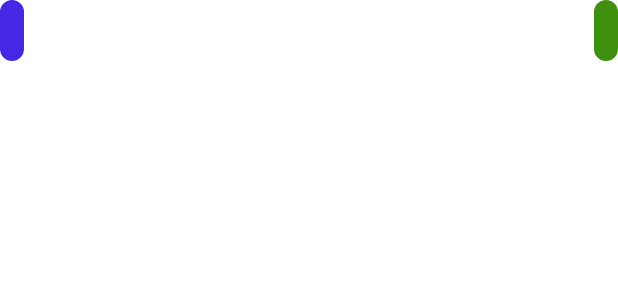
After one commit to rikkewy/GPS_tracker, an Android app: the layout chat_item.xml on its own in the app's theme, with its tools: preview values and no code run, on a phone screen of 412 x 824 dp. The commit adds this screen. Shown: the top 300 px of the screen. Run offline under Robolectric (Android 15) with nearby library versions, the phone set to English and light mode, and no system bars; Roboto replaces fonts that are not available here.

Commit message:
чат гпт

```diff
--- a/app/build.gradle.kts
+++ b/app/build.gradle.kts
@@ -57,4 +57,6 @@ dependencies {
 
     implementation ("com.yandex.android:maps.mobile:4.5.1-lite")
     implementation ("com.android.support:recyclerview-v7:27.1.1")
+
+    implementation("com.squareup.okhttp3:okhttp:4.10.0")
 }
--- a/app/src/main/java/com/example/gpstracker/MyHolderView.java
+++ b/app/src/main/java/com/example/gpstracker/MyHolderView.java
@@ -2,11 +2,12 @@ package com.example.gpstracker;
 
 import android.view.View;
 import android.widget.TextView;
+import android.widget.Toast;
 
 import androidx.annotation.NonNull;
 import androidx.recyclerview.widget.RecyclerView;
 
-public class MyHolderView extends RecyclerView.ViewHolder {
+public class MyHolderView extends RecyclerView.ViewHolder{
 
     TextView dateOfTrainingTV, timeOfTrainingTV, distanceTV, bestSpeedTV, tempOfTrainingTV, stepsTV;
     public MyHolderView(@NonNull View itemView) {
@@ -18,4 +19,5 @@ public class MyHolderView extends RecyclerView.ViewHolder {
         tempOfTrainingTV = itemView.findViewById(R.id.temp_of_training);
         stepsTV = itemView.findViewById(R.id.steps);
     }
+
 }
--- /dev/null
+++ b/app/src/main/res/drawable/rounded_corner.xml
@@ -0,0 +1,7 @@
+<?xml version="1.0" encoding="utf-8"?>
+<shape xmlns:android="http://schemas.android.com/apk/res/android"
+    android:shape="rectangle">
+    <corners android:radius="10dp"/>
+    <stroke android:width="1dp"/>
+    <solid android:color="@color/white"/>
+</shape>
--- /dev/null
+++ b/app/src/main/res/layout/chat_item.xml
@@ -0,0 +1,39 @@
+<?xml version="1.0" encoding="utf-8"?>
+<RelativeLayout xmlns:android="http://schemas.android.com/apk/res/android"
+    android:layout_width="match_parent"
+    android:layout_height="wrap_content">
+
+    <LinearLayout
+        android:layout_width="wrap_content"
+        android:layout_height="wrap_content"
+        android:id="@+id/left_chat_view"
+        android:background="@drawable/rounded_corner"
+        android:backgroundTint="#4428E4"
+        android:padding="8dp"
+        android:layout_marginEnd="80dp">
+        <TextView
+            android:layout_width="wrap_content"
+            android:layout_height="wrap_content"
+            android:id="@+id/left_chat_textview"
+            android:textColor="@color/white"
+            android:textSize="18sp" />
+    </LinearLayout>
+
+    <LinearLayout
+        android:layout_width="wrap_content"
+        android:layout_height="wrap_content"
+        android:id="@+id/right_chat_view"
+        android:background="@drawable/rounded_corner"
+        android:backgroundTint="#3F910D"
+        android:padding="8dp"
+        android:layout_alignParentEnd="true"
+        android:layout_marginStart="80dp">
+        <TextView
+            android:layout_width="wrap_content"
+            android:layout_height="wrap_content"
+            android:id="@+id/right_chat_textview"
+            android:textColor="@color/white"
+            android:textSize="18sp" />
+    </LinearLayout>
+
+</RelativeLayout>
```
Also changed, not shown: app/src/main/AndroidManifest.xml (+9 -7 lines), app/src/main/java/com/example/gpstracker/GPTChat.java (added, +171 -0 lines), app/src/main/java/com/example/gpstracker/Main.java (+18 -1 lines), app/src/main/java/com/example/gpstracker/Message.java (added, +32 -0 lines), app/src/main/java/com/example/gpstracker/MessageAdapter.java (added, +64 -0 lines), app/src/main/java/com/example/gpstracker/MyAdapter.java (+34 -0 lines), app/src/main/res/layout/activity_gptchat.xml (added, +64 -0 lines), app/src/main/res/layout/main.xml (+11 -0 lines), app/src/main/res/drawable/chat.png (added), app/src/main/res/drawable/chatik.png (added).
